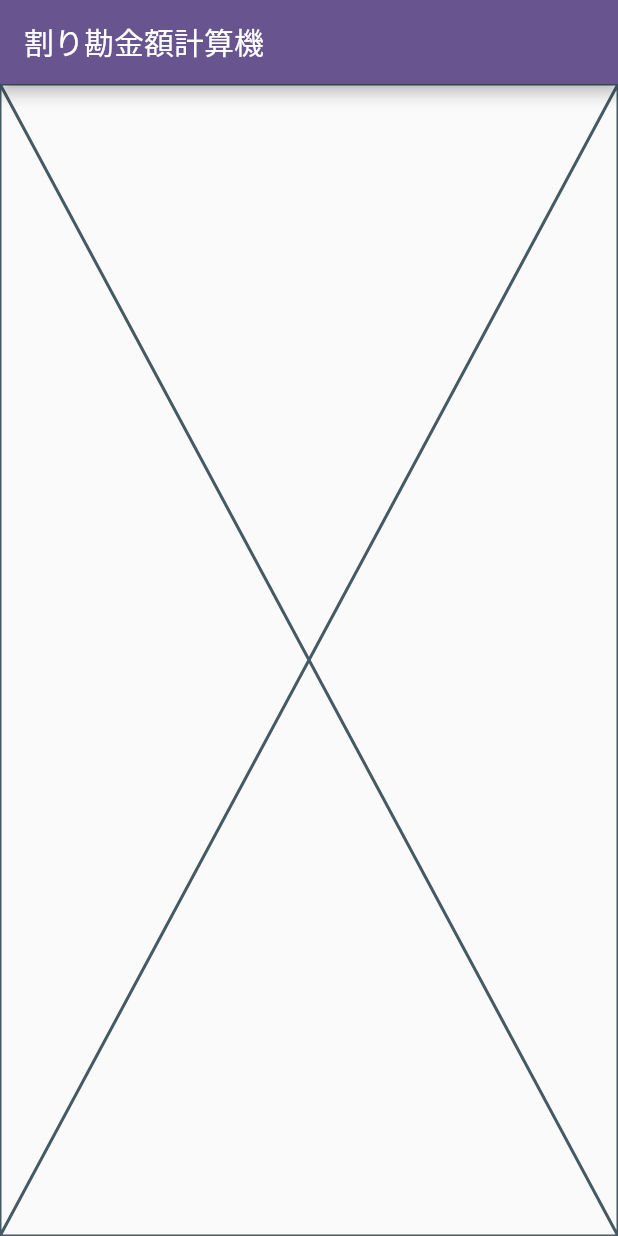
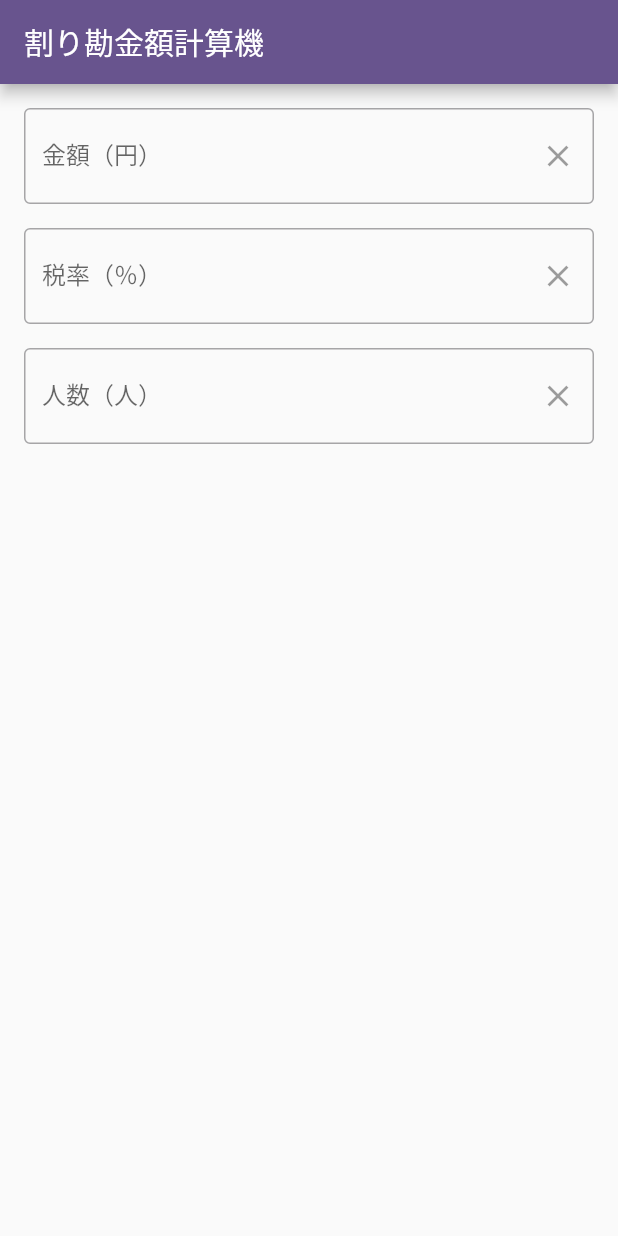
Before and after one commit to momomo0420-lab/warikan_calculator, a Flutter app: the screen it shows after launch, on a phone screen of 412 x 824 dp. Run offline on Flutter 3.47's test engine with Material 2 defaults, Android fonts, the phone set to English and light mode, and no system bars.

Commit message:
Created TextFormFields.

```diff
--- a/lib/ui/warikan_calculator/warikan_calculator_body.dart
+++ b/lib/ui/warikan_calculator/warikan_calculator_body.dart
@@ -1,10 +1,63 @@
 import 'package:flutter/material.dart';
+import 'package:flutter/services.dart';
 
 class WarikanCalculatorBody extends StatelessWidget {
   const WarikanCalculatorBody({super.key});
 
   @override
   Widget build(BuildContext context) {
-    return const Placeholder();
+    return Padding(
+      padding: const EdgeInsets.all(16.0),
+      child: Column(
+        children: [
+          TextFormField(
+            controller: null, //TODO: 後で変更
+            keyboardType: TextInputType.number,
+            inputFormatters: [FilteringTextInputFormatter.digitsOnly],
+            decoration: const InputDecoration(
+              labelText: '金額（円）',
+              hintText: '金額を入力してください',
+              border: OutlineInputBorder(),
+              suffixIcon: IconButton(
+                onPressed: null,  //TODO: 後で変更
+                icon: Icon(Icons.clear),
+              ),
+            ),
+          ),
+          const SizedBox(height: 16.0),
+
+          TextFormField(
+            controller: null, //TODO: 後で変更
+            keyboardType: TextInputType.number,
+            inputFormatters: [FilteringTextInputFormatter.digitsOnly],
+            decoration: const InputDecoration(
+              labelText: '税率（％）',
+              hintText: '税率を入力してください',
+              border: OutlineInputBorder(),
+              suffixIcon: IconButton(
+                onPressed: null,  //TODO: 後で変更
+                icon: Icon(Icons.clear),
+              ),
+            ),
+          ),
+          const SizedBox(height: 16.0),
+
+          TextFormField(
+            controller: null, //TODO: 後で変更
+            keyboardType: TextInputType.number,
+            inputFormatters: [FilteringTextInputFormatter.digitsOnly],
+            decoration: const InputDecoration(
+              labelText: '人数（人）',
+              hintText: '人数を入力してください',
+              border: OutlineInputBorder(),
+              suffixIcon: IconButton(
+                onPressed: null,  //TODO: 後で変更
+                icon: Icon(Icons.clear),
+              ),
+            ),
+          ),
+        ],
+      ),
+    );
   }
 }
```
